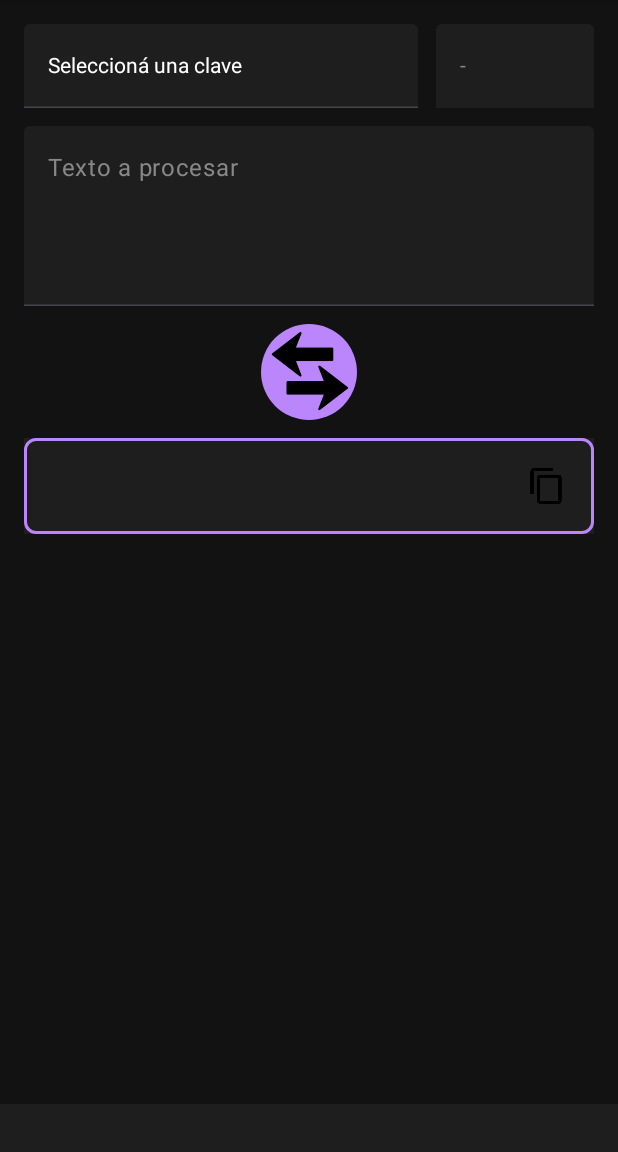
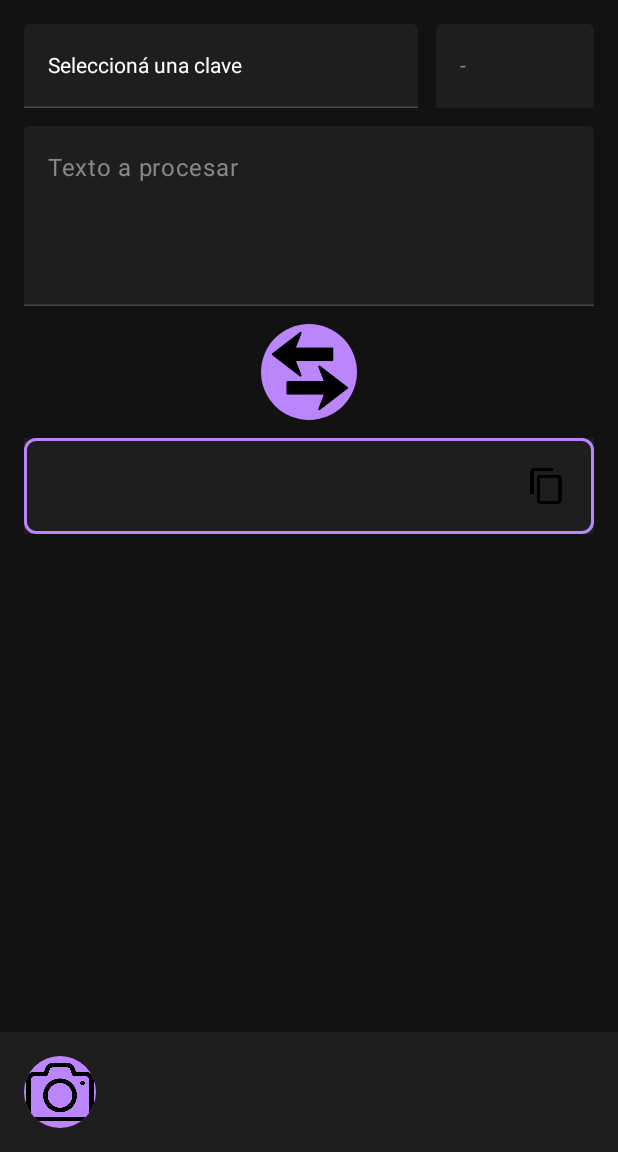
Before and after one commit to Juan-Martin-Cerezo/EncryptIA, an Android app built with Jetpack Compose: the screen it shows after launch (MainActivity), on a phone screen of 412 x 824 dp, the part 84-1236 px from its top. Run offline under Robolectric (Android 15) with nearby library versions, the phone set to English and light mode, and no system bars; libraries missing offline, so code that uses them is left out: com.google.mlkit.vision; 1 statement that could not run was skipped.

Commit message:
Added OCR

```diff
--- a/app/build.gradle.kts
+++ b/app/build.gradle.kts
@@ -41,7 +41,7 @@ android {
 }
 
 dependencies {
-
+    implementation(libs.text.recognition)
     implementation(libs.androidx.core.ktx)
     implementation(libs.androidx.lifecycle.runtime.ktx)
     implementation(libs.androidx.activity.compose)
--- a/app/src/main/AndroidManifest.xml
+++ b/app/src/main/AndroidManifest.xml
@@ -1,6 +1,10 @@
 <?xml version="1.0" encoding="utf-8"?>
 <manifest xmlns:android="http://schemas.android.com/apk/res/android"
     xmlns:tools="http://schemas.android.com/tools">
+
+    <uses-feature
+        android:name="android.hardware.camera"
+        android:required="false" />
 
     <application
         android:allowBackup="true"
@@ -11,7 +15,7 @@
         android:roundIcon="@mipmap/ic_launcher_round"
         android:supportsRtl="true"
         android:theme="@style/Theme.EncryptIA"
-        tools:targetApi="31">
+        android:requestLegacyExternalStorage="true">
         <activity
             android:name=".MainActivity"
             android:exported="true"
--- a/app/src/main/java/com/example/encryptia/MainActivity.kt
+++ b/app/src/main/java/com/example/encryptia/MainActivity.kt
@@ -3,9 +3,12 @@ package com.example.encryptia
 import android.content.ClipData
 import android.content.ClipboardManager
 import android.content.Context
+import android.graphics.Bitmap
 import android.os.Bundle
 import androidx.activity.ComponentActivity
 import androidx.activity.compose.setContent
+import androidx.activity.compose.rememberLauncherForActivityResult
+import androidx.activity.result.contract.ActivityResultContracts
 import androidx.compose.foundation.Image
 import androidx.compose.foundation.background
 import androidx.compose.foundation.border
@@ -25,6 +28,9 @@ import androidx.compose.ui.text.input.TextFieldValue
 import androidx.compose.ui.tooling.preview.Preview
 import androidx.compose.ui.unit.dp
 import androidx.compose.ui.unit.sp
+import com.google.mlkit.vision.common.InputImage
+import com.google.mlkit.vision.text.TextRecognition
+import com.google.mlkit.vision.text.latin.TextRecognizerOptions
 
 class MainActivity : ComponentActivity() {
     override fun onCreate(savedInstanceState: Bundle?) {
@@ -50,13 +56,11 @@ fun EncryptorApp() {
     var selectedKey by remember { mutableStateOf("Seleccioná una clave") }
     var expandedKey by remember { mutableStateOf(false) }
 
-    // second selector (generalized): puede contener "0"/"1", letras A-Z o "-" (deshabilitado)
     var selectedOption by remember { mutableStateOf("-") }
     var expandedOption by remember { mutableStateOf(false) }
 
-    var encryptMode by remember { mutableStateOf(true) } // true = encriptar, false = desencriptar
+    var encryptMode by remember { mutableStateOf(true) }
 
-    // keys: ahora incluye "Corrida"
     val keys = listOf(
         "Palérinofu", "Murciélago", "Corrida",
         "Paquidermo", "Araucano", "Superamigos", "Vocalica",
@@ -66,6 +70,24 @@ fun EncryptorApp() {
     val murcTypes = listOf("0", "1")
     val letters = ('A'..'N').map { it.toString() } + "Ñ" + ('O'..'Z').map { it.toString() }
     val context = LocalContext.current
+
+    // --- OCR recognizer ---
+    val recognizer = remember { TextRecognition.getClient(TextRecognizerOptions.DEFAULT_OPTIONS) }
+
+    val cameraLauncher = rememberLauncherForActivityResult(
+        contract = ActivityResultContracts.TakePicturePreview()
+    ) { bitmap: Bitmap? ->
+        bitmap?.let {
+            val image = InputImage.fromBitmap(it, 0)
+            recognizer.process(image)
+                .addOnSuccessListener { visionText ->
+                    inputText = TextFieldValue(visionText.text)
+                }
+                .addOnFailureListener {
+                    outputText = "Error al reconocer texto"
+                }
+        }
+    }
 
     val bgColor = Color(0xFF121212)
     val surfaceColor = Color(0xFF1E1E1E)
@@ -81,8 +103,23 @@ fun EncryptorApp() {
                     .fillMaxWidth()
                     .background(surfaceColor)
                     .padding(16.dp),
-                horizontalArrangement = Arrangement.Center
-            ) { }
+                horizontalArrangement = Arrangement.SpaceBetween
+            ) {
+                // 📸 Botón OCR (izquierda)
+                IconButton(
+                    onClick = { cameraLauncher.launch(null) },
+                    modifier = Modifier
+                        .size(48.dp)
+                        .background(accentColor, CircleShape)
+                ) {
+                    Image(
+                        painter = painterResource(id = R.drawable.ic_camera),
+                        contentDescription = "Escanear texto"
+                    )
+                }
+
+                // 🧾 (Podés agregar otros iconos a futuro aquí)
+            }
         }
     ) { innerPadding ->
         Column(
@@ -101,7 +138,6 @@ fun EncryptorApp() {
                 verticalAlignment = Alignment.CenterVertically,
                 modifier = Modifier.fillMaxWidth()
             ) {
-                // Selector Clave
                 ExposedDropdownMenuBox(
                     expanded = expandedKey,
                     onExpandedChange = { expandedKey = !expandedKey },
@@ -134,10 +170,9 @@ fun EncryptorApp() {
                                     expandedKey = false
                                     outputText = ""
                                     encryptMode = true
-                                    // set default for second selector depending on key
                                     selectedOption = when (key) {
                                         "Murciélago", "Paquidermo" -> "0"
-                                        "Corrida" -> "E" // por defecto E
+                                        "Corrida" -> "E"
                                         else -> "-"
                                     }
                                 }
@@ -146,7 +181,6 @@ fun EncryptorApp() {
                     }
                 }
 
-                // Segundo selector (siempre visible, pero deshabilitado si no hay opciones)
                 val optionList = when (selectedKey) {
                     "Murciélago", "Paquidermo" -> murcTypes
                     "Corrida" -> letters
@@ -199,7 +233,6 @@ fun EncryptorApp() {
                 }
             }
 
-            // Input TextField (sin título, más alto)
             TextField(
                 value = inputText,
                 onValueChange = {
@@ -221,8 +254,6 @@ fun EncryptorApp() {
                 )
             )
 
-
-            // Botón circular violeta al medio
             IconButton(
                 onClick = {
                     val method = selectedKey
@@ -245,7 +276,6 @@ fun EncryptorApp() {
                 )
             }
 
-            // Output (sin título)
             Box(
                 modifier = Modifier
                     .fillMaxWidth()
--- a/gradle/libs.versions.toml
+++ b/gradle/libs.versions.toml
@@ -8,6 +8,7 @@ espressoCore = "3.7.0"
 lifecycleRuntimeKtx = "2.9.2"
 activityCompose = "1.10.1"
 composeBom = "2024.09.00"
+textRecognition = "16.0.1"
 
 [libraries]
 androidx-core-ktx = { group = "androidx.core", name = "core-ktx", version.ref = "coreKtx" }
@@ -24,6 +25,7 @@ androidx-ui-tooling-preview = { group = "androidx.compose.ui", name = "ui-toolin
 androidx-ui-test-manifest = { group = "androidx.compose.ui", name = "ui-test-manifest" }
 androidx-ui-test-junit4 = { group = "androidx.compose.ui", name = "ui-test-junit4" }
 androidx-material3 = { group = "androidx.compose.material3", name = "material3" }
+text-recognition = { module = "com.google.mlkit:text-recognition", version.ref = "textRecognition" }
 
 [plugins]
 android-application = { id = "com.android.application", version.ref = "agp" }
```
Also changed, not shown: app/src/main/res/drawable/ic_camera.png (added).
